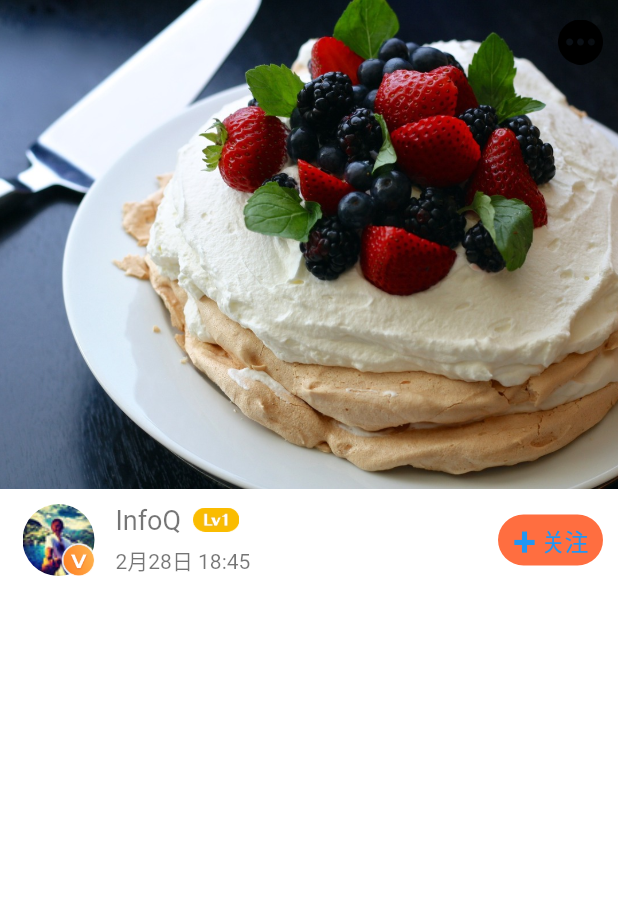
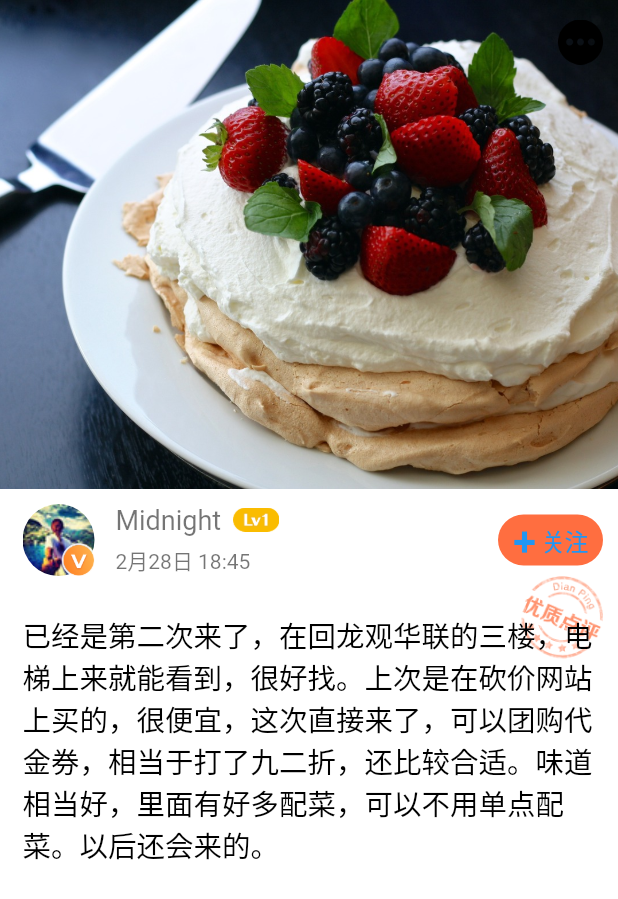
Before and after one commit to lihuichaoo/DianpingFlutterDemo, a Flutter app: the screen it shows after launch, on a phone screen of 412 x 824 dp. Shown: the top 899 px of the screen. Run offline on Flutter 3.47's test engine with Material 2 defaults, Android fonts, the light colour scheme and no system bars.

Commit message:
add comment

```diff
--- a/lib/main.dart
+++ b/lib/main.dart
@@ -26,7 +26,7 @@ class MyApp extends StatelessWidget {
 
   Widget buildHomePage(String title) {
     return Scaffold(
-      backgroundColor: Colors.white,
+      backgroundColor: Colors.white.withOpacity(0.98),
       body: CustomScrollView(
         slivers: <Widget>[
           SliverAppBar(
@@ -87,7 +87,7 @@ class MyApp extends StatelessWidget {
                         Row(
                           children: <Widget>[
                             Text(
-                              'InfoQ',
+                              'Midnight',
                               style: TextStyle(
                                 color: Colors.black54,
                                 fontSize: 18,
@@ -135,6 +135,30 @@ class MyApp extends StatelessWidget {
                   ],
                 ),
               ),
+              Stack(
+                children: <Widget>[
+                  Positioned(
+                    right: 10,
+                    child: Container(
+                      width: 55,
+                      height: 55,
+                      child: Image.asset('assets/efi.png'),
+                    ),
+                  ),
+                  Container(
+                    padding: const EdgeInsets.fromLTRB(15, 25, 15, 15),
+                    child: Text('已经是第二次来了，在回龙观华联的三楼，电梯上来就能看到，很好找。'
+                        '上次是在砍价网站上买的，很便宜，这次直接来了，可以团购代金券，'
+                        '相当于打了九二折，还比较合适。味道相当好，里面有好多配菜，可以不用'
+                        '单点配菜。以后还会来的。',
+                        style: TextStyle(
+                          fontSize: 19,
+                          fontWeight: FontWeight.w300,
+                          color: Colors.black,
+                        )),
+                  ),
+                ],
+              ),
             ]),
           ),
         ],
```
Also changed, not shown: assets/efi.png (added).
